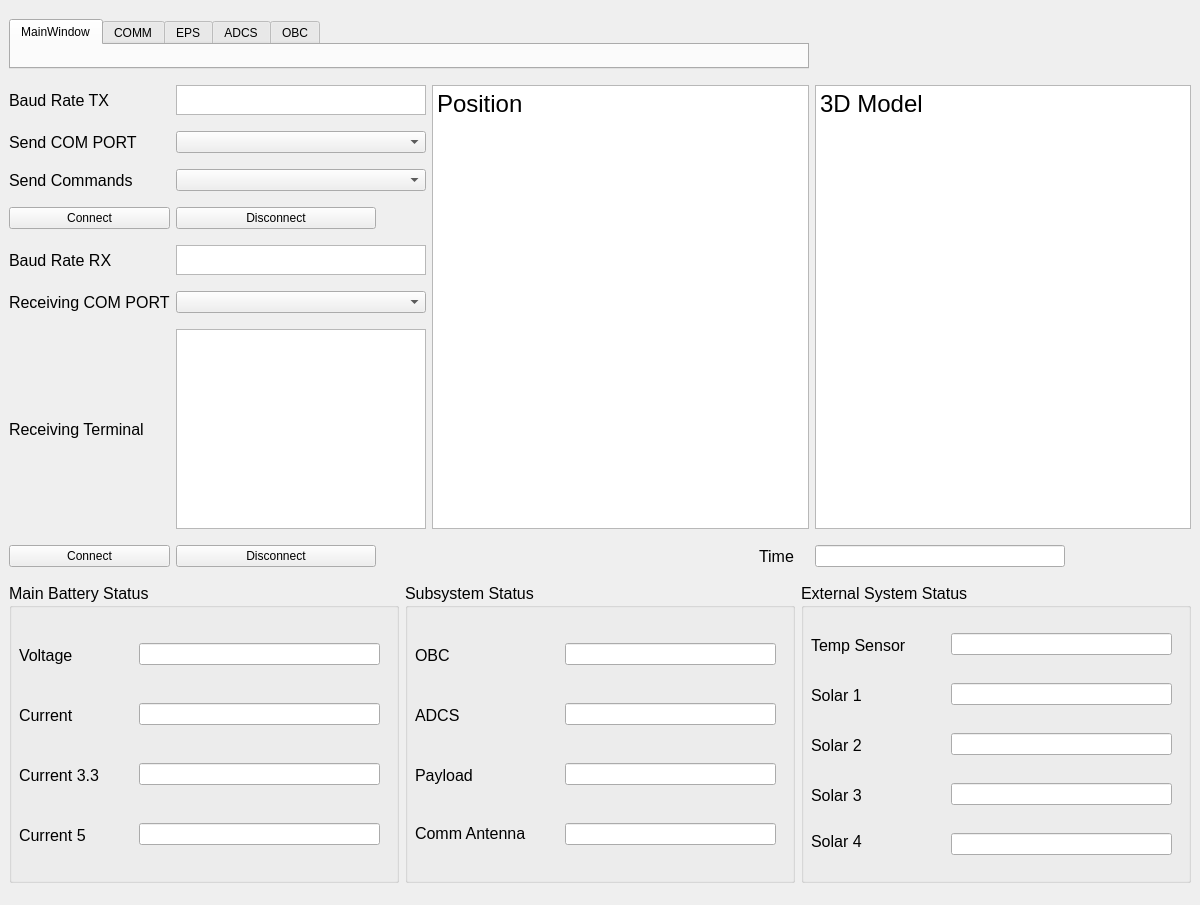
This is MainTab.ui in omarabdelghany2/CubeSat_GUI as Qt 5 draws it before an edit. The edited form follows.
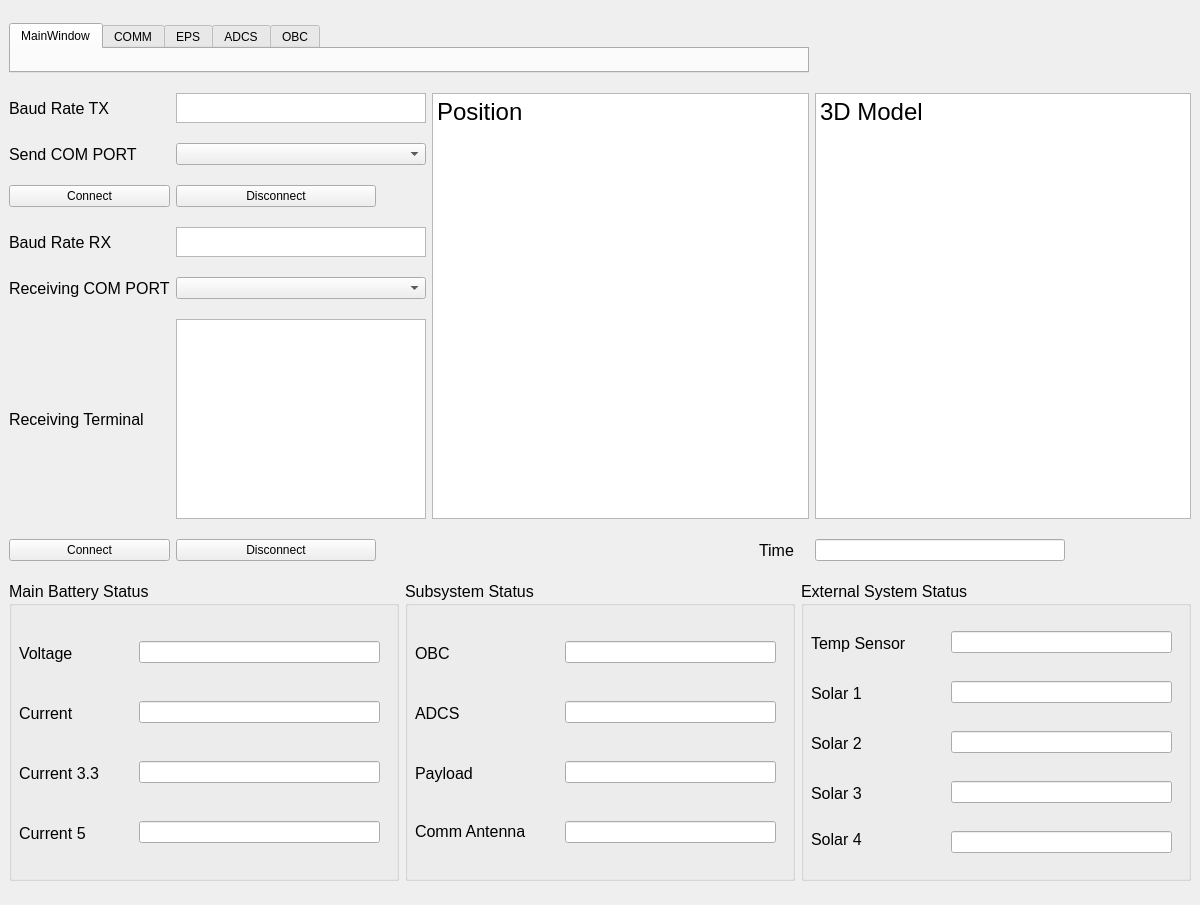
This is the edited form. The open tabs and pages were chosen to show the change.

```diff
--- a/MainTab.ui
+++ b/MainTab.ui
@@ -21,8 +21,69 @@
   </property>
   <widget class="QWidget" name="centralwidget">
    <layout class="QGridLayout" name="gridLayout">
-    <item row="1" column="1">
-     <widget class="QTextEdit" name="BaudRateTX_TextEdit">
+    <item row="1" column="3" rowspan="6">
+     <widget class="QTextEdit" name="Model_textEdit">
+      <property name="maximumSize">
+       <size>
+        <width>16777215</width>
+        <height>600</height>
+       </size>
+      </property>
+      <property name="html">
+       <string>&lt;!DOCTYPE HTML PUBLIC &quot;-//W3C//DTD HTML 4.0//EN&quot; &quot;http://www.w3.org/TR/REC-html40/strict.dtd&quot;&gt;
+&lt;html&gt;&lt;head&gt;&lt;meta name=&quot;qrichtext&quot; content=&quot;1&quot; /&gt;&lt;style type=&quot;text/css&quot;&gt;
+p, li { white-space: pre-wrap; }
+&lt;/style&gt;&lt;/head&gt;&lt;body style=&quot; font-family:'MS Shell Dlg 2'; font-size:7.8pt; font-weight:400; font-style:normal;&quot;&gt;
+&lt;p style=&quot; margin-top:0px; margin-bottom:0px; margin-left:0px; margin-right:0px; -qt-block-indent:0; text-indent:0px;&quot;&gt;&lt;span style=&quot; font-size:18pt;&quot;&gt;3D Model&lt;/span&gt;&lt;/p&gt;
+&lt;p style=&quot;-qt-paragraph-type:empty; margin-top:0px; margin-bottom:0px; margin-left:0px; margin-right:0px; -qt-block-indent:0; text-indent:0px; font-size:18pt;&quot;&gt;&lt;br /&gt;&lt;/p&gt;&lt;/body&gt;&lt;/html&gt;</string>
+      </property>
+     </widget>
+    </item>
+    <item row="3" column="1">
+     <widget class="QPushButton" name="Sending_Disconnect_pushButton">
+      <property name="maximumSize">
+       <size>
+        <width>200</width>
+        <height>16777215</height>
+       </size>
+      </property>
+      <property name="text">
+       <string>Disconnect</string>
+      </property>
+     </widget>
+    </item>
+    <item row="4" column="0">
+     <widget class="QLabel" name="BaudRateRX_label">
+      <property name="font">
+       <font>
+        <pointsize>12</pointsize>
+       </font>
+      </property>
+      <property name="text">
+       <string>Baud Rate RX</string>
+      </property>
+     </widget>
+    </item>
+    <item row="5" column="0">
+     <widget class="QLabel" name="ReceivingComPort_label">
+      <property name="font">
+       <font>
+        <pointsize>12</pointsize>
+       </font>
+      </property>
+      <property name="layoutDirection">
+       <enum>Qt::LeftToRight</enum>
+      </property>
+      <property name="midLineWidth">
+       <number>0</number>
+      </property>
+      <property name="text">
+       <string>Receiving COM PORT</string>
+      </property>
+     </widget>
+    </item>
+    <item row="4" column="1">
+     <widget class="QTextEdit" name="BaudRateRX_TextEdit">
       <property name="maximumSize">
        <size>
         <width>250</width>
@@ -31,26 +92,8 @@
       </property>
      </widget>
     </item>
-    <item row="2" column="0">
-     <widget class="QLabel" name="SendingComPort_label">
-      <property name="font">
-       <font>
-        <pointsize>12</pointsize>
-       </font>
-      </property>
-      <property name="layoutDirection">
-       <enum>Qt::LeftToRight</enum>
-      </property>
-      <property name="midLineWidth">
-       <number>0</number>
-      </property>
-      <property name="text">
-       <string>Send COM PORT</string>
-      </property>
-     </widget>
-    </item>
-    <item row="2" column="1">
-     <widget class="QComboBox" name="SendingComPort_comboBox">
+    <item row="5" column="1">
+     <widget class="QComboBox" name="ReceivingComPort_comboBox">
       <property name="maximumSize">
        <size>
         <width>250</width>
@@ -59,37 +102,20 @@
       </property>
      </widget>
     </item>
-    <item row="3" column="0">
-     <widget class="QLabel" name="SendCommands_label">
-      <property name="font">
-       <font>
-        <pointsize>12</pointsize>
-       </font>
+    <item row="7" column="0">
+     <widget class="QPushButton" name="Receiving_Connect_pushButton">
+      <property name="maximumSize">
+       <size>
+        <width>200</width>
+        <height>16777215</height>
+       </size>
       </property>
       <property name="text">
-       <string>Send Commands</string>
+       <string>Connect</string>
       </property>
      </widget>
     </item>
-    <item row="1" column="0">
-     <widget class="QLabel" name="BaudRateTX_label">
-      <property name="font">
-       <font>
-        <pointsize>12</pointsize>
-       </font>
-      </property>
-      <property name="layoutDirection">
-       <enum>Qt::LeftToRight</enum>
-      </property>
-      <property name="midLineWidth">
-       <number>0</number>
-      </property>
-      <property name="text">
-       <string>Baud Rate TX</string>
-      </property>
-     </widget>
-    </item>
-    <item row="9" column="0" colspan="4">
+    <item row="8" column="0" colspan="4">
      <layout class="QHBoxLayout" name="horizontalLayout">
       <item>
        <widget class="QGroupBox" name="MainBatteryStatus_groupBox">
@@ -134,6 +160,9 @@
            <height>22</height>
           </rect>
          </property>
+         <property name="readOnly">
+          <bool>true</bool>
+         </property>
         </widget>
         <widget class="QLabel" name="Current_label">
          <property name="geometry">
@@ -198,6 +227,9 @@
            <height>22</height>
           </rect>
          </property>
+         <property name="readOnly">
+          <bool>true</bool>
+         </property>
         </widget>
         <widget class="QLineEdit" name="Current33_LineEdit">
          <property name="geometry">
@@ -208,6 +240,9 @@
            <height>22</height>
           </rect>
          </property>
+         <property name="readOnly">
+          <bool>true</bool>
+         </property>
         </widget>
         <widget class="QLineEdit" name="Current5_LineEdit">
          <property name="geometry">
@@ -218,6 +253,9 @@
            <height>22</height>
           </rect>
          </property>
+         <property name="readOnly">
+          <bool>true</bool>
+         </property>
         </widget>
        </widget>
       </item>
@@ -316,6 +354,9 @@
            <height>22</height>
           </rect>
          </property>
+         <property name="readOnly">
+          <bool>true</bool>
+         </property>
         </widget>
         <widget class="QLineEdit" name="ADCS_LineEdit">
          <property name="geometry">
@@ -326,6 +367,9 @@
            <height>22</height>
           </rect>
          </property>
+         <property name="readOnly">
+          <bool>true</bool>
+         </property>
         </widget>
         <widget class="QLineEdit" name="AntennaStatus_LineEdit">
          <property name="geometry">
@@ -336,6 +380,9 @@
            <height>22</height>
           </rect>
          </property>
+         <property name="readOnly">
+          <bool>true</bool>
+         </property>
         </widget>
         <widget class="QLineEdit" name="OBC_LineEdit">
          <property name="geometry">
@@ -346,6 +393,9 @@
            <height>22</height>
           </rect>
          </property>
+         <property name="readOnly">
+          <bool>true</bool>
+         </property>
         </widget>
        </widget>
       </item>
@@ -459,6 +509,9 @@
            <height>22</height>
           </rect>
          </property>
+         <property name="readOnly">
+          <bool>true</bool>
+         </property>
         </widget>
         <widget class="QLineEdit" name="SolarStatus3_LineEdit">
          <property name="geometry">
@@ -469,6 +522,9 @@
            <height>22</height>
           </rect>
          </property>
+         <property name="readOnly">
+          <bool>true</bool>
+         </property>
         </widget>
         <widget class="QLineEdit" name="SolarStatus2_LineEdit">
          <property name="geometry">
@@ -479,6 +535,9 @@
            <height>22</height>
           </rect>
          </property>
+         <property name="readOnly">
+          <bool>true</bool>
+         </property>
         </widget>
         <widget class="QLineEdit" name="SolarStatus1_LineEdit">
          <property name="geometry">
@@ -489,6 +548,9 @@
            <height>22</height>
           </rect>
          </property>
+         <property name="readOnly">
+          <bool>true</bool>
+         </property>
         </widget>
         <widget class="QLineEdit" name="TempSensorStatus_LineEdit">
          <property name="geometry">
@@ -499,38 +561,28 @@
            <height>22</height>
           </rect>
          </property>
+         <property name="readOnly">
+          <bool>true</bool>
+         </property>
         </widget>
        </widget>
       </item>
      </layout>
     </item>
-    <item row="8" column="0">
-     <widget class="QPushButton" name="Receiving_Connect_pushButton">
-      <property name="maximumSize">
-       <size>
-        <width>200</width>
-        <height>16777215</height>
-       </size>
-      </property>
-      <property name="text">
-       <string>Connect</string>
-      </property>
-     </widget>
-    </item>
-    <item row="8" column="1">
-     <widget class="QPushButton" name="Receiving_Disconnect_pushButton">
-      <property name="maximumSize">
-       <size>
-        <width>200</width>
-        <height>16777215</height>
-       </size>
-      </property>
-      <property name="text">
-       <string>Disconnect</string>
-      </property>
-     </widget>
-    </item>
     <item row="7" column="1">
+     <widget class="QPushButton" name="Receiving_Disconnect_pushButton">
+      <property name="maximumSize">
+       <size>
+        <width>200</width>
+        <height>16777215</height>
+       </size>
+      </property>
+      <property name="text">
+       <string>Disconnect</string>
+      </property>
+     </widget>
+    </item>
+    <item row="6" column="1">
      <widget class="QTextEdit" name="ReceivingWindow_textEdit">
       <property name="maximumSize">
        <size>
@@ -540,7 +592,7 @@
       </property>
      </widget>
     </item>
-    <item row="7" column="0">
+    <item row="6" column="0">
      <widget class="QLabel" name="ReceivingTerminal_label">
       <property name="font">
        <font>
@@ -552,17 +604,7 @@
       </property>
      </widget>
     </item>
-    <item row="3" column="1">
-     <widget class="QComboBox" name="SendCommands_comboBox">
-      <property name="maximumSize">
-       <size>
-        <width>250</width>
-        <height>16777215</height>
-       </size>
-      </property>
-     </widget>
-    </item>
-    <item row="4" column="0">
+    <item row="3" column="0">
      <widget class="QPushButton" name="Sending_Connect_pushButton">
       <property name="maximumSize">
        <size>
@@ -575,51 +617,8 @@
       </property>
      </widget>
     </item>
-    <item row="4" column="1">
-     <widget class="QPushButton" name="Sending_Disconnect_pushButton">
-      <property name="maximumSize">
-       <size>
-        <width>200</width>
-        <height>16777215</height>
-       </size>
-      </property>
-      <property name="text">
-       <string>Disconnect</string>
-      </property>
-     </widget>
-    </item>
-    <item row="5" column="0">
-     <widget class="QLabel" name="BaudRateRX_label">
-      <property name="font">
-       <font>
-        <pointsize>12</pointsize>
-       </font>
-      </property>
-      <property name="text">
-       <string>Baud Rate RX</string>
-      </property>
-     </widget>
-    </item>
-    <item row="6" column="0">
-     <widget class="QLabel" name="ReceivingComPort_label">
-      <property name="font">
-       <font>
-        <pointsize>12</pointsize>
-       </font>
-      </property>
-      <property name="layoutDirection">
-       <enum>Qt::LeftToRight</enum>
-      </property>
-      <property name="midLineWidth">
-       <number>0</number>
-      </property>
-      <property name="text">
-       <string>Receiving COM PORT</string>
-      </property>
-     </widget>
-    </item>
-    <item row="5" column="1">
-     <widget class="QTextEdit" name="BaudRateRX_TextEdit">
+    <item row="1" column="1">
+     <widget class="QTextEdit" name="BaudRateTX_TextEdit">
       <property name="maximumSize">
        <size>
         <width>250</width>
@@ -628,66 +627,53 @@
       </property>
      </widget>
     </item>
-    <item row="6" column="1">
-     <widget class="QComboBox" name="ReceivingComPort_comboBox">
-      <property name="maximumSize">
-       <size>
-        <width>250</width>
-        <height>16777215</height>
-       </size>
+    <item row="1" column="0">
+     <widget class="QLabel" name="BaudRateTX_label">
+      <property name="font">
+       <font>
+        <pointsize>12</pointsize>
+       </font>
       </property>
-     </widget>
-    </item>
-    <item row="1" column="3" rowspan="7">
-     <widget class="QTextEdit" name="Model_textEdit">
-      <property name="maximumSize">
-       <size>
-        <width>16777215</width>
-        <height>600</height>
-       </size>
+      <property name="layoutDirection">
+       <enum>Qt::LeftToRight</enum>
       </property>
-      <property name="html">
-       <string>&lt;!DOCTYPE HTML PUBLIC &quot;-//W3C//DTD HTML 4.0//EN&quot; &quot;http://www.w3.org/TR/REC-html40/strict.dtd&quot;&gt;
-&lt;html&gt;&lt;head&gt;&lt;meta name=&quot;qrichtext&quot; content=&quot;1&quot; /&gt;&lt;style type=&quot;text/css&quot;&gt;
-p, li { white-space: pre-wrap; }
-&lt;/style&gt;&lt;/head&gt;&lt;body style=&quot; font-family:'MS Shell Dlg 2'; font-size:7.8pt; font-weight:400; font-style:normal;&quot;&gt;
-&lt;p style=&quot; margin-top:0px; margin-bottom:0px; margin-left:0px; margin-right:0px; -qt-block-indent:0; text-indent:0px;&quot;&gt;&lt;span style=&quot; font-size:18pt;&quot;&gt;3D Model&lt;/span&gt;&lt;/p&gt;
-&lt;p style=&quot;-qt-paragraph-type:empty; margin-top:0px; margin-bottom:0px; margin-left:0px; margin-right:0px; -qt-block-indent:0; text-indent:0px; font-size:18pt;&quot;&gt;&lt;br /&gt;&lt;/p&gt;&lt;/body&gt;&lt;/html&gt;</string>
+      <property name="midLineWidth">
+       <number>0</number>
       </property>
+      <property name="text">
+       <string>Baud Rate TX</string>
+      </property>
      </widget>
     </item>
-    <item row="1" column="2" rowspan="7">
-     <widget class="QTextEdit" name="Position_textEdit">
-      <property name="maximumSize">
-       <size>
-        <width>16777215</width>
-        <height>600</height>
-       </size>
+    <item row="2" column="0">
+     <widget class="QLabel" name="SendingComPort_label">
+      <property name="font">
+       <font>
+        <pointsize>12</pointsize>
+       </font>
       </property>
-      <property name="html">
-       <string>&lt;!DOCTYPE HTML PUBLIC &quot;-//W3C//DTD HTML 4.0//EN&quot; &quot;http://www.w3.org/TR/REC-html40/strict.dtd&quot;&gt;
-&lt;html&gt;&lt;head&gt;&lt;meta name=&quot;qrichtext&quot; content=&quot;1&quot; /&gt;&lt;style type=&quot;text/css&quot;&gt;
-p, li { white-space: pre-wrap; }
-&lt;/style&gt;&lt;/head&gt;&lt;body style=&quot; font-family:'MS Shell Dlg 2'; font-size:7.8pt; font-weight:400; font-style:normal;&quot;&gt;
-&lt;p style=&quot; margin-top:0px; margin-bottom:0px; margin-left:0px; margin-right:0px; -qt-block-indent:0; text-indent:0px;&quot;&gt;&lt;span style=&quot; font-size:18pt;&quot;&gt;Position&lt;/span&gt;&lt;/p&gt;
-&lt;p style=&quot;-qt-paragraph-type:empty; margin-top:0px; margin-bottom:0px; margin-left:0px; margin-right:0px; -qt-block-indent:0; text-indent:0px; font-size:18pt;&quot;&gt;&lt;br /&gt;&lt;/p&gt;&lt;/body&gt;&lt;/html&gt;</string>
+      <property name="layoutDirection">
+       <enum>Qt::LeftToRight</enum>
       </property>
+      <property name="midLineWidth">
+       <number>0</number>
+      </property>
+      <property name="text">
+       <string>Send COM PORT</string>
+      </property>
      </widget>
     </item>
-    <item row="8" column="3">
-     <widget class="QLineEdit" name="Time_LineEdit">
+    <item row="2" column="1">
+     <widget class="QComboBox" name="SendingComPort_comboBox">
       <property name="maximumSize">
        <size>
         <width>250</width>
         <height>16777215</height>
        </size>
       </property>
-      <property name="readOnly">
-       <bool>false</bool>
-      </property>
      </widget>
     </item>
-    <item row="8" column="2">
+    <item row="7" column="2">
      <widget class="QLabel" name="Time_label">
       <property name="maximumSize">
        <size>
@@ -711,6 +697,37 @@
       </property>
      </widget>
     </item>
+    <item row="7" column="3">
+     <widget class="QLineEdit" name="Time_LineEdit">
+      <property name="maximumSize">
+       <size>
+        <width>250</width>
+        <height>16777215</height>
+       </size>
+      </property>
+      <property name="readOnly">
+       <bool>false</bool>
+      </property>
+     </widget>
+    </item>
+    <item row="1" column="2" rowspan="6">
+     <widget class="QTextEdit" name="Position_textEdit">
+      <property name="maximumSize">
+       <size>
+        <width>16777215</width>
+        <height>600</height>
+       </size>
+      </property>
+      <property name="html">
+       <string>&lt;!DOCTYPE HTML PUBLIC &quot;-//W3C//DTD HTML 4.0//EN&quot; &quot;http://www.w3.org/TR/REC-html40/strict.dtd&quot;&gt;
+&lt;html&gt;&lt;head&gt;&lt;meta name=&quot;qrichtext&quot; content=&quot;1&quot; /&gt;&lt;style type=&quot;text/css&quot;&gt;
+p, li { white-space: pre-wrap; }
+&lt;/style&gt;&lt;/head&gt;&lt;body style=&quot; font-family:'MS Shell Dlg 2'; font-size:7.8pt; font-weight:400; font-style:normal;&quot;&gt;
+&lt;p style=&quot; margin-top:0px; margin-bottom:0px; margin-left:0px; margin-right:0px; -qt-block-indent:0; text-indent:0px;&quot;&gt;&lt;span style=&quot; font-size:18pt;&quot;&gt;Position&lt;/span&gt;&lt;/p&gt;
+&lt;p style=&quot;-qt-paragraph-type:empty; margin-top:0px; margin-bottom:0px; margin-left:0px; margin-right:0px; -qt-block-indent:0; text-indent:0px; font-size:18pt;&quot;&gt;&lt;br /&gt;&lt;/p&gt;&lt;/body&gt;&lt;/html&gt;</string>
+      </property>
+     </widget>
+    </item>
     <item row="0" column="0" colspan="3">
      <widget class="QTabWidget" name="TabsBar">
       <property name="maximumSize">
@@ -724,7 +741,7 @@
 font: 20pt &quot;MS Shell Dlg 2&quot;;</string>
       </property>
       <property name="currentIndex">
-       <number>4</number>
+       <number>0</number>
       </property>
       <property name="iconSize">
        <size>
```
